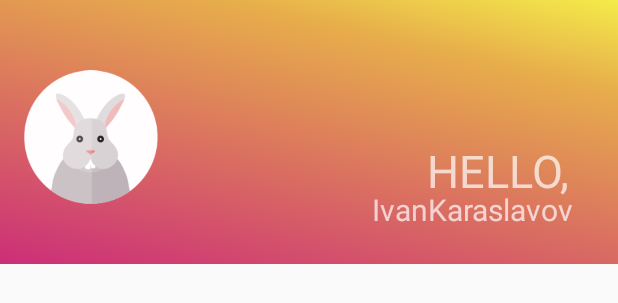
After one commit to IvanKaraslavov/Coinz, an Android app: the layout nav_header_navigation_drawer.xml on its own in the app's theme, with its tools: preview values and no code run, on a phone screen of 412 x 824 dp. The commit adds this screen. Shown: the top 303 px of the screen. Run offline under Robolectric (Android 15) with nearby library versions, the phone set to English and light mode, and no system bars.

Commit message:
Added navigation drawable template to the map

```diff
--- a/app/src/main/AndroidManifest.xml
+++ b/app/src/main/AndroidManifest.xml
@@ -3,7 +3,6 @@
     package="com.example.android.coinz">
 
     <uses-permission android:name="android.permission.ACCESS_FINE_LOCATION" />
-
     <uses-permission android:name="android.permission.INTERNET" />
     <uses-permission android:name="android.permission.ACCESS NETWORK STATE" />
 
@@ -32,7 +31,7 @@
             android:theme="@style/AppTheme.NoActionBar" />
         <activity
             android:name=".MainActivity"
-            android:theme="@style/AppTheme.NoActionBar"/>
+            android:theme="@style/AppTheme.NoActionBar" />
     </application>
 
 </manifest>
--- /dev/null
+++ b/app/src/main/res/layout/nav_header_navigation_drawer.xml
@@ -0,0 +1,64 @@
+<?xml version="1.0" encoding="utf-8"?>
+<android.support.constraint.ConstraintLayout xmlns:android="http://schemas.android.com/apk/res/android"
+    xmlns:app="http://schemas.android.com/apk/res-auto"
+    xmlns:tools="http://schemas.android.com/tools"
+    android:layout_width="match_parent"
+    android:layout_height="@dimen/nav_header_height"
+    android:background="@drawable/background"
+    android:gravity="bottom"
+    android:orientation="vertical"
+    android:paddingBottom="@dimen/activity_vertical_margin"
+    android:paddingLeft="@dimen/activity_horizontal_margin"
+    android:paddingRight="@dimen/activity_horizontal_margin"
+    android:paddingTop="@dimen/activity_vertical_margin"
+    android:theme="@style/ThemeOverlay.AppCompat.Dark">
+
+    <ImageView
+        android:id="@+id/imageView"
+        android:layout_width="89dp"
+        android:layout_height="113dp"
+        android:layout_marginEnd="8dp"
+        android:layout_marginTop="8dp"
+        android:contentDescription="@string/nav_header_desc"
+        android:paddingTop="@dimen/nav_header_vertical_spacing"
+        app:layout_constraintBottom_toBottomOf="parent"
+        app:layout_constraintEnd_toEndOf="parent"
+        app:layout_constraintHorizontal_bias="0.0"
+        app:layout_constraintStart_toStartOf="parent"
+        app:layout_constraintTop_toTopOf="parent"
+        app:layout_constraintVertical_bias="0.436"
+        app:srcCompat="@drawable/rabbitavatar" />
+
+    <TextView
+        android:id="@+id/hello"
+        android:layout_width="106dp"
+        android:layout_height="51dp"
+        android:layout_marginBottom="8dp"
+        android:layout_marginStart="8dp"
+        android:layout_marginTop="8dp"
+        android:paddingTop="@dimen/nav_header_vertical_spacing"
+        android:text="HELLO,"
+        android:textSize="30dp"
+        app:layout_constraintBottom_toBottomOf="parent"
+        app:layout_constraintEnd_toEndOf="parent"
+        app:layout_constraintHorizontal_bias="0.981"
+        app:layout_constraintStart_toStartOf="parent"
+        app:layout_constraintTop_toTopOf="parent"
+        app:layout_constraintVertical_bias="0.8" />
+
+    <TextView
+        android:id="@+id/username"
+        android:layout_width="148dp"
+        android:layout_height="34dp"
+        android:layout_marginStart="8dp"
+        android:layout_marginTop="8dp"
+        android:text="IvanKaraslavov"
+        android:textSize="20dp"
+        app:layout_constraintBottom_toBottomOf="parent"
+        app:layout_constraintEnd_toEndOf="parent"
+        app:layout_constraintHorizontal_bias="1.0"
+        app:layout_constraintStart_toStartOf="parent"
+        app:layout_constraintTop_toTopOf="parent"
+        app:layout_constraintVertical_bias="1.0" />
+
+</android.support.constraint.ConstraintLayout>
--- /dev/null
+++ b/app/src/main/res/values-v21/styles.xml
@@ -0,0 +1 @@
+<resources></resources>
--- a/app/src/main/res/values/dimens.xml
+++ b/app/src/main/res/values/dimens.xml
@@ -1,3 +1,8 @@
 <resources>
     <dimen name="fab_margin">16dp</dimen>
+    <!-- Default screen margins, per the Android Design guidelines. -->
+    <dimen name="activity_horizontal_margin">16dp</dimen>
+    <dimen name="activity_vertical_margin">16dp</dimen>
+    <dimen name="nav_header_vertical_spacing">8dp</dimen>
+    <dimen name="nav_header_height">176dp</dimen>
 </resources>
--- a/app/src/main/res/values/strings.xml
+++ b/app/src/main/res/values/strings.xml
@@ -16,4 +16,10 @@
     <string name="loginbutton">loginButton</string>
     <string name="if_you_don_t_have_an_account">If you don\'t have an account,</string>
     <string name="sign_up_now">sign up now</string>
+    <string name="title_activity_navigation_drawer">NavigationDrawer</string>
+    <string name="navigation_drawer_open">Open navigation drawer</string>
+    <string name="navigation_drawer_close">Close navigation drawer</string>
+    <string name="nav_header_title">Android Studio</string>
+    <string name="nav_header_subtitle">android.studio@android.com</string>
+    <string name="nav_header_desc">Navigation header</string>
 </resources>
```
Also changed, not shown: app/src/main/java/com/example/android/coinz/MainActivity.java (+84 -2 lines), app/src/main/res/drawable/ic_menu_camera.xml (added, +12 -0 lines), app/src/main/res/drawable/ic_menu_gallery.xml (added, +9 -0 lines), app/src/main/res/drawable/ic_menu_manage.xml (added, +9 -0 lines), app/src/main/res/drawable/ic_menu_send.xml (added, +9 -0 lines), app/src/main/res/drawable/ic_menu_share.xml (added, +9 -0 lines), app/src/main/res/drawable/ic_menu_slideshow.xml (added, +9 -0 lines), app/src/main/res/layout/activity_main.xml (+23 -3 lines), app/src/main/res/menu/activity_navigation_drawer_drawer.xml (added, +38 -0 lines), app/src/main/res/menu/navigation_drawer.xml (added, +9 -0 lines).
